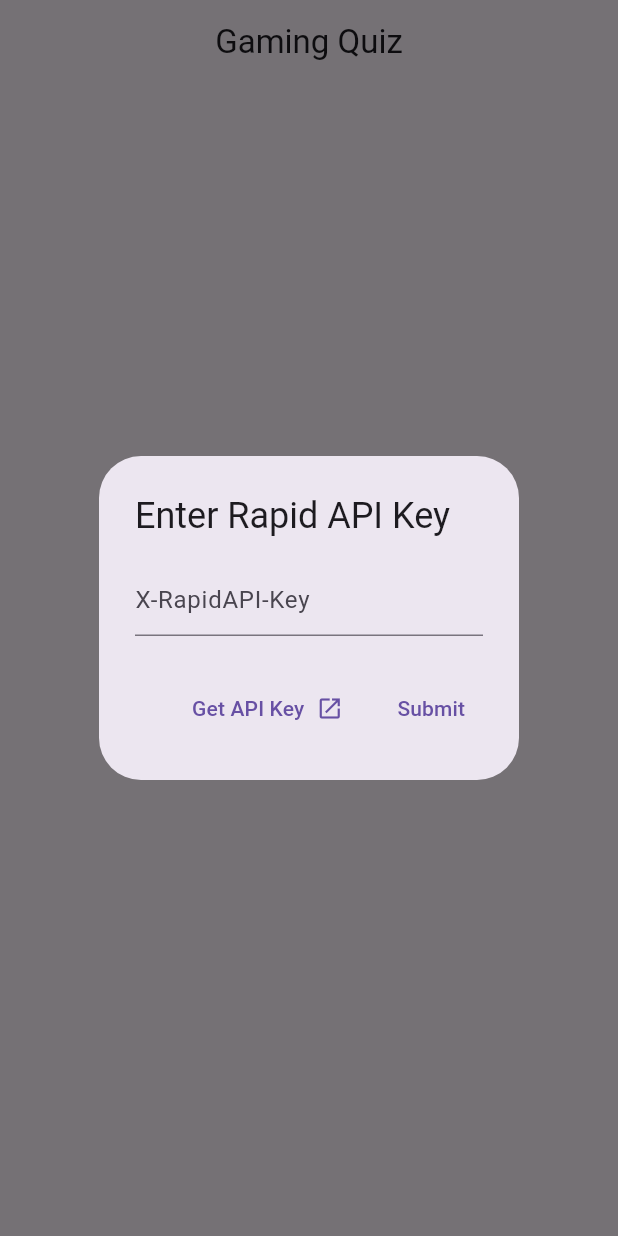
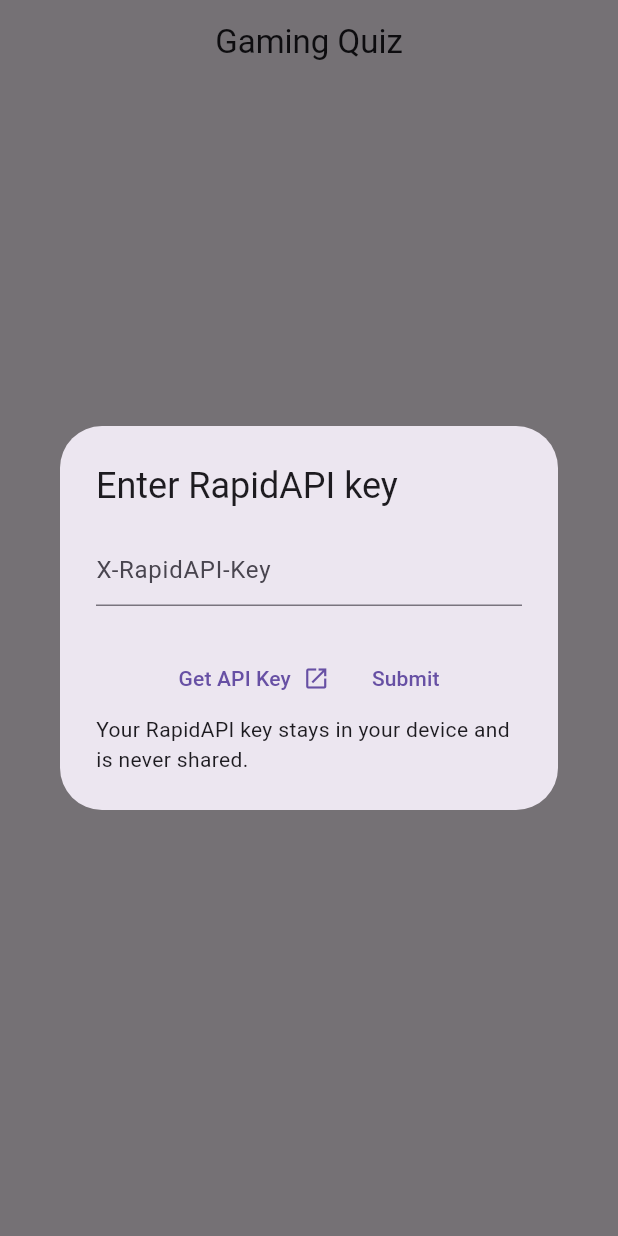
Before and after one commit to devsdocs/game_quiz_ui, a Flutter app: the screen it shows after launch, after a tap on "Enter API Key", on a phone screen of 412 x 824 dp. Run offline on Flutter 3.47's test engine with Material 3 defaults, Android fonts, the phone set to English and light mode, and no system bars; our stand-ins replace cached_network_image, dio, flutter_riverpod.

Commit message:
Add clarification about RapidAPI key

```diff
--- a/lib/main.dart
+++ b/lib/main.dart
@@ -34,7 +34,8 @@
                           context: context,
                           builder: (context) {
                             return AlertDialog(
-                              title: const Text('Enter Rapid API Key'),
+                              scrollable: true,
+                              title: const Text('Enter RapidAPI key'),
                               content: TextField(
                                 onChanged: (value) {
                                   ref.read(inputTextProvider.notifier).state =
@@ -46,8 +47,13 @@
                                 keyboardType: TextInputType.text,
                               ),
                               actions: [
+                                Column(
+                                  children: [
+                                    Wrap(
+                                      children: [
                                         TextButton.icon(
-                                  onPressed: () async => await launchUrl(Uri.parse(
+                                          onPressed: () async =>
+                                              await launchUrl(Uri.parse(
                                                   'https://rapidapi.com/devsdocs/api/game-quiz')),
                                           label: const Text('Get API Key'),
                                           iconAlignment: IconAlignment.end,
@@ -55,15 +61,18 @@
                                         ),
                                         TextButton(
                                           onPressed: () async {
-                                    final text = ref.read(inputTextProvider);
+                                            final text =
+                                                ref.read(inputTextProvider);
                                             final api = Api(text);
                                             final test = await api.testKey();
 
                                             if (!test) {
                                               if (context.mounted) {
                                                 ScaffoldMessenger.of(context)
-                                            .showSnackBar(const SnackBar(
-                                          content: Text('Invalid API Key'),
+                                                    .showSnackBar(
+                                                        const SnackBar(
+                                                  content: Text(
+                                                      'Invalid RapidAPI key'),
                                                 ));
                                               }
                                               return;
@@ -71,10 +80,18 @@
                                             if (context.mounted) {
                                               Navigator.of(context).pop();
                                             }
-                                    ref.read(keyProvider.notifier).state = text;
+                                            ref
+                                                .read(keyProvider.notifier)
+                                                .state = text;
                                             ref.invalidate(inputTextProvider);
                                           },
                                           child: const Text('Submit'),
+                                        ),
+                                      ],
+                                    ),
+                                    const Text(
+                                        'Your RapidAPI key stays in your device and is never shared.'),
+                                  ],
                                 ),
                               ],
                             );
```
Lines whose indentation alone changed are shown as unchanged.
